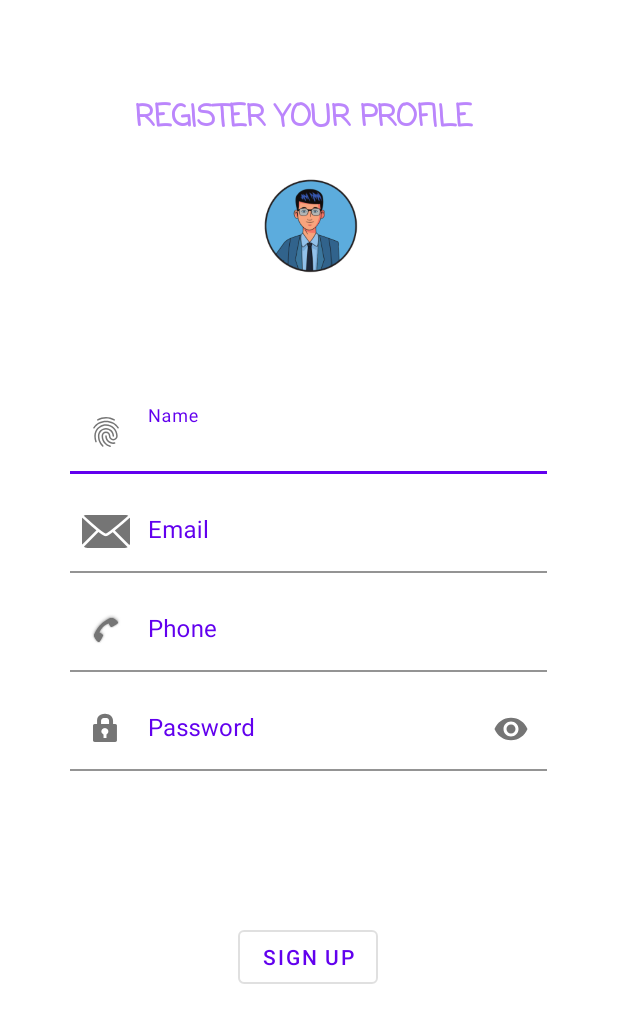
After one commit to harshitisback/LoginActivity-Material-design, an Android app: the SignUp screen opened directly, with no data from a screen before it, on a phone screen of 412 x 824 dp. The commit adds this screen. Shown: the top 1023 px of the screen. Run offline under Robolectric (Android 15) with nearby library versions, the phone set to English and light mode, and no system bars; our stand-ins replace Firebase (no records; nobody signed in at launch, a user with empty details on screens opened directly).

Commit message:
register profile

```diff
--- a/app/build.gradle
+++ b/app/build.gradle
@@ -1,5 +1,6 @@
 plugins {
     id 'com.android.application'
+    id 'com.google.gms.google-services'
 }
 
 android {
@@ -32,6 +33,7 @@ dependencies {
     implementation 'androidx.appcompat:appcompat:1.4.2'
     implementation 'com.google.android.material:material:1.6.1'
     implementation 'androidx.constraintlayout:constraintlayout:2.1.4'
+    implementation 'com.google.firebase:firebase-auth:21.0.7'
     testImplementation 'junit:junit:4.13.2'
     androidTestImplementation 'androidx.test.ext:junit:1.1.3'
     androidTestImplementation 'androidx.test.espresso:espresso-core:3.4.0'
--- a/app/src/main/AndroidManifest.xml
+++ b/app/src/main/AndroidManifest.xml
@@ -14,6 +14,9 @@
         android:theme="@style/Theme.LoginApplication"
         tools:targetApi="31">
         <activity
+            android:name=".SignUp"
+            android:exported="false" />
+        <activity
             android:name=".LoginActivity"
             android:exported="false" />
         <activity
--- a/app/src/main/java/com/example/loginapplication/LoginActivity.java
+++ b/app/src/main/java/com/example/loginapplication/LoginActivity.java
@@ -4,13 +4,27 @@ import androidx.appcompat.app.AppCompatActivity;
 
 import android.content.Intent;
 import android.os.Bundle;
+import android.view.View;
+import android.widget.TextView;
 
 public class LoginActivity extends AppCompatActivity {
+
+    TextView signupgo;
 
     @Override
     protected void onCreate(Bundle savedInstanceState) {
         super.onCreate(savedInstanceState);
         setContentView(R.layout.activity_login);
+
+        signupgo = (TextView) findViewById(R.id.signutext);
+
+
+        signupgo.setOnClickListener(new View.OnClickListener() {
+            @Override
+            public void onClick(View view) {
+                startActivity(new Intent(LoginActivity.this, SignUp.class));
+            }
+        });
 
 
 
--- /dev/null
+++ b/app/src/main/java/com/example/loginapplication/SignUp.java
@@ -0,0 +1,58 @@
+package com.example.loginapplication;
+
+import androidx.appcompat.app.AppCompatActivity;
+
+import android.os.Bundle;
+import android.view.View;
+import android.widget.Button;
+import android.widget.EditText;
+
+import com.google.android.material.textfield.TextInputLayout;
+import com.google.firebase.auth.FirebaseAuth;
+
+public class SignUp extends AppCompatActivity {
+
+    private FirebaseAuth mAuth;
+
+    Button signup;
+
+    TextInputLayout name, phone, email, password;
+
+    @Override
+    protected void onCreate(Bundle savedInstanceState) {
+        super.onCreate(savedInstanceState);
+        setContentView(R.layout.activity_sign_up);
+
+        mAuth = FirebaseAuth.getInstance();
+        signup = (Button) findViewById(R.id.signup);
+        name = (TextInputLayout)findViewById(R.id.name);
+        email = (TextInputLayout)findViewById(R.id.email);
+        phone = (TextInputLayout)findViewById(R.id.phone);
+        password = (TextInputLayout)findViewById(R.id.password);
+
+
+
+        signup.setOnClickListener(new View.OnClickListener() {
+            @Override
+            public void onClick(View view) {
+                userlogin();
+            }
+        });
+
+
+
+
+
+
+
+
+    }
+
+    private void userlogin() {
+        String Name = name.getEditText().getText().toString().trim();
+        String Email = email.getEditText().getText().toString().trim();
+        String Phone = phone.getEditText().getText().toString().trim();
+        String Password = password.getEditText().getText().toString().trim();
+
+    }
+}
--- /dev/null
+++ b/app/src/main/res/drawable/_bg__splash_page_ek2_shape.xml
@@ -0,0 +1,6 @@
+<?xml version="1.0" encoding="utf-8"?>
+<!-- _bg__splash_page_ek2 from your XD file. -->
+<shape xmlns:android="http://schemas.android.com/apk/res/android"
+	android:shape="rectangle" >
+	<solid android:color="@color/_bg__splash_page_ek2_color" />
+</shape>
--- a/app/src/main/res/layout/activity_login.xml
+++ b/app/src/main/res/layout/activity_login.xml
@@ -25,6 +25,7 @@
             android:gravity="center"
             android:text="SIGN IN HERE"
             android:textAlignment="center"
+            android:textColor="@color/black"
             android:textSize="22dp"
             android:textStyle="bold" />
 
@@ -52,6 +53,7 @@
 
         <com.google.android.material.textfield.TextInputLayout
             android:id="@+id/email"
+            app:startIconDrawable="@android:drawable/sym_action_email"
             android:layout_width="match_parent"
             android:layout_height="wrap_content"
             android:hint="Email"
@@ -71,6 +73,7 @@
 
         <com.google.android.material.textfield.TextInputLayout
             android:id="@+id/password"
+            app:startIconDrawable="@android:drawable/ic_lock_idle_lock"
             android:layout_width="match_parent"
             android:layout_height="wrap_content"
             android:layout_marginTop="10dp"
@@ -97,6 +100,7 @@
             android:layout_marginTop="20sp"
             android:fontFamily="casual"
             android:text="Recovery Password?"
+            android:textColor="@color/teal_200"
             android:textSize="16dp"
             android:textStyle="bold" />
 
@@ -143,12 +147,14 @@
             android:src="@drawable/google" />
 
         <TextView
+            android:id="@+id/signutext"
             android:layout_width="wrap_content"
             android:layout_height="wrap_content"
             android:layout_gravity="center"
             android:layout_marginTop="10dp"
             android:fontFamily="casual"
             android:text="new member? signup"
+            android:textColor="@color/teal_200"
             android:textSize="18sp"
             android:textStyle="bold" />
 
--- /dev/null
+++ b/app/src/main/res/layout/activity_sign_up.xml
@@ -0,0 +1,143 @@
+<?xml version="1.0" encoding="utf-8"?>
+<androidx.constraintlayout.widget.ConstraintLayout xmlns:android="http://schemas.android.com/apk/res/android"
+    xmlns:app="http://schemas.android.com/apk/res-auto"
+    xmlns:tools="http://schemas.android.com/tools"
+
+    android:layout_width="match_parent"
+    android:layout_height="match_parent"
+    tools:context=".SignUp">
+
+
+    <LinearLayout
+        android:layout_width="match_parent"
+        android:layout_height="wrap_content"
+        android:orientation="vertical"
+        app:layout_constraintBottom_toBottomOf="parent"
+        app:layout_constraintEnd_toEndOf="parent"
+        app:layout_constraintHorizontal_bias="0.0"
+        app:layout_constraintStart_toStartOf="parent"
+        app:layout_constraintTop_toTopOf="parent"
+        app:layout_constraintVertical_bias="0.078">
+
+
+        <TextView
+            android:layout_width="wrap_content"
+            android:layout_height="wrap_content"
+            android:layout_gravity="center"
+            android:layout_marginTop="10dp"
+            android:fontFamily="casual"
+            android:text="REGISTER YOUR PROFILE "
+            android:textColor="@color/purple_200"
+            android:textSize="20sp"
+            android:textStyle="bold" />
+
+        <ImageView
+            android:layout_width="80dp"
+            android:layout_height="80dp"
+            android:background="@drawable/iv_profile_update"
+            android:layout_gravity="center"
+            android:layout_marginTop="15dp"
+            />
+    </LinearLayout>
+
+    <LinearLayout
+        android:layout_width="318dp"
+
+        android:layout_height="wrap_content"
+        android:orientation="vertical"
+        app:layout_constraintBottom_toBottomOf="parent"
+        app:layout_constraintEnd_toEndOf="parent"
+        app:layout_constraintHorizontal_bias="0.494"
+        app:layout_constraintStart_toStartOf="parent"
+        app:layout_constraintTop_toTopOf="parent"
+        app:layout_constraintVertical_bias="0.616">
+
+        <com.google.android.material.textfield.TextInputLayout
+            android:id="@+id/name"
+            android:layout_width="match_parent"
+            android:layout_height="wrap_content"
+            android:hint="Name"
+            android:textColorHint="@color/purple_500"
+            app:startIconDrawable="?android:attr/fingerprintAuthDrawable">
+
+            <com.google.android.material.textfield.TextInputEditText
+                android:layout_width="match_parent"
+                android:layout_height="wrap_content"
+                android:background="@color/white"
+                android:inputType="textPersonName" />
+
+
+        </com.google.android.material.textfield.TextInputLayout>
+
+        <com.google.android.material.textfield.TextInputLayout
+            android:id="@+id/email"
+            android:layout_width="match_parent"
+            android:layout_height="wrap_content"
+            android:layout_marginTop="10dp"
+            android:hint="Email"
+            android:textColorHint="@color/purple_500"
+            app:startIconDrawable="@android:drawable/ic_dialog_email">
+
+            <com.google.android.material.textfield.TextInputEditText
+
+                android:layout_width="match_parent"
+                android:layout_height="wrap_content"
+                android:background="@color/white"
+                android:inputType="textEmailAddress" />
+
+
+        </com.google.android.material.textfield.TextInputLayout>
+
+        <com.google.android.material.textfield.TextInputLayout
+            android:id="@+id/phone"
+            android:layout_width="match_parent"
+            android:layout_height="wrap_content"
+            android:layout_marginTop="10dp"
+            android:hint="Phone"
+            android:textColorHint="@color/purple_500"
+            app:startIconDrawable="@android:drawable/stat_sys_phone_call">
+
+            <com.google.android.material.textfield.TextInputEditText
+                android:layout_width="match_parent"
+                android:layout_height="wrap_content"
+                android:background="@color/white"
+                android:inputType="phone" />
+
+
+        </com.google.android.material.textfield.TextInputLayout>
+
+        <com.google.android.material.textfield.TextInputLayout
+            android:id="@+id/password"
+            android:layout_width="match_parent"
+            android:layout_height="wrap_content"
+            android:layout_marginTop="10dp"
+            android:hint="Password"
+            android:textColorHint="@color/purple_500"
+            app:endIconMode="password_toggle"
+            app:startIconDrawable="@android:drawable/ic_lock_idle_lock">
+
+            <com.google.android.material.textfield.TextInputEditText
+
+                android:layout_width="match_parent"
+                android:layout_height="wrap_content"
+                android:background="@color/white"
+
+                android:inputType="textPassword" />
+
+
+        </com.google.android.material.textfield.TextInputLayout>
+
+
+        <Button
+            android:id="@+id/signup"
+            style="?attr/materialButtonOutlinedStyle"
+            android:layout_width="wrap_content"
+            android:layout_height="wrap_content"
+            android:layout_gravity="center"
+            android:layout_marginTop="100dp"
+            android:text="Sign UP" />
+
+
+    </LinearLayout>
+
+</androidx.constraintlayout.widget.ConstraintLayout>
--- a/app/src/main/res/values/colors.xml
+++ b/app/src/main/res/values/colors.xml
@@ -7,4 +7,5 @@
     <color name="teal_700">#FF018786</color>
     <color name="black">#FF000000</color>
     <color name="white">#FFFFFFFF</color>
+    <color name="_bg__splash_page_ek2_color">#E2E4F6</color>
 </resources>
--- a/build.gradle
+++ b/build.gradle
@@ -1,4 +1,8 @@
-// Top-level build file where you can add configuration options common to all sub-projects/modules.
+buildscript {
+    dependencies {
+        classpath 'com.google.gms:google-services:4.3.13'
+    }
+}// Top-level build file where you can add configuration options common to all sub-projects/modules.
 plugins {
     id 'com.android.application' version '7.2.2' apply false
     id 'com.android.library' version '7.2.2' apply false
```
Also changed, not shown: app/src/main/res/drawable/iv_profile_update.png (added), 1 other file.
